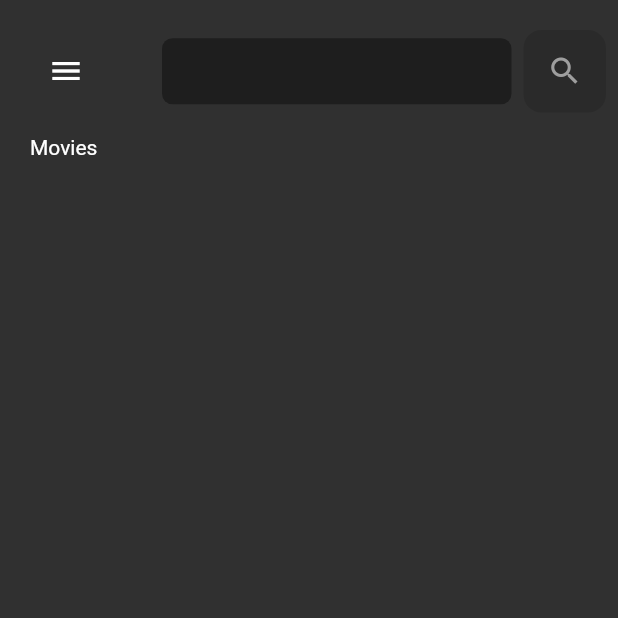
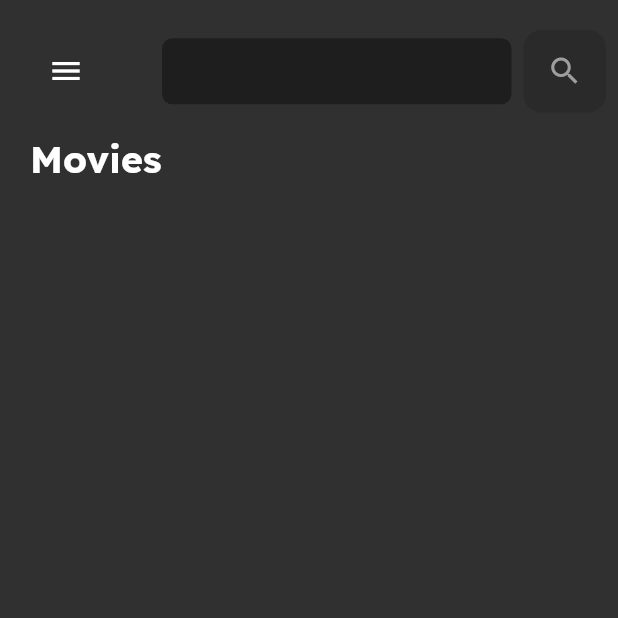
Before and after one commit to samtuga1/cinema, a Flutter app: the screen it shows after launch, on a phone screen of 412 x 824 dp, the top half of it. Run offline on Flutter 3.47's test engine with Material 2 defaults, Android fonts, the phone set to English and light mode, and no system bars; our stand-ins replace google_fonts.

Commit message:
Implemented my font style

```diff
--- a/cinema/lib/screens/home_screen.dart
+++ b/cinema/lib/screens/home_screen.dart
@@ -1,5 +1,4 @@
-import 'dart:ui';
-
+import '../constants.dart' as constants;
 import 'package:flutter/material.dart';
 
 class HomeScreen extends StatelessWidget {
@@ -64,6 +63,11 @@ class HomeScreen extends StatelessWidget {
                 children: [
                   Text(
                     'Movies',
+                    style: constants.TextStyles.textstyle.copyWith(
+                      color: Colors.white,
+                      fontWeight: FontWeight.bold,
+                      fontSize: 25,
+                    ),
                   ),
                 ],
               ),
```
